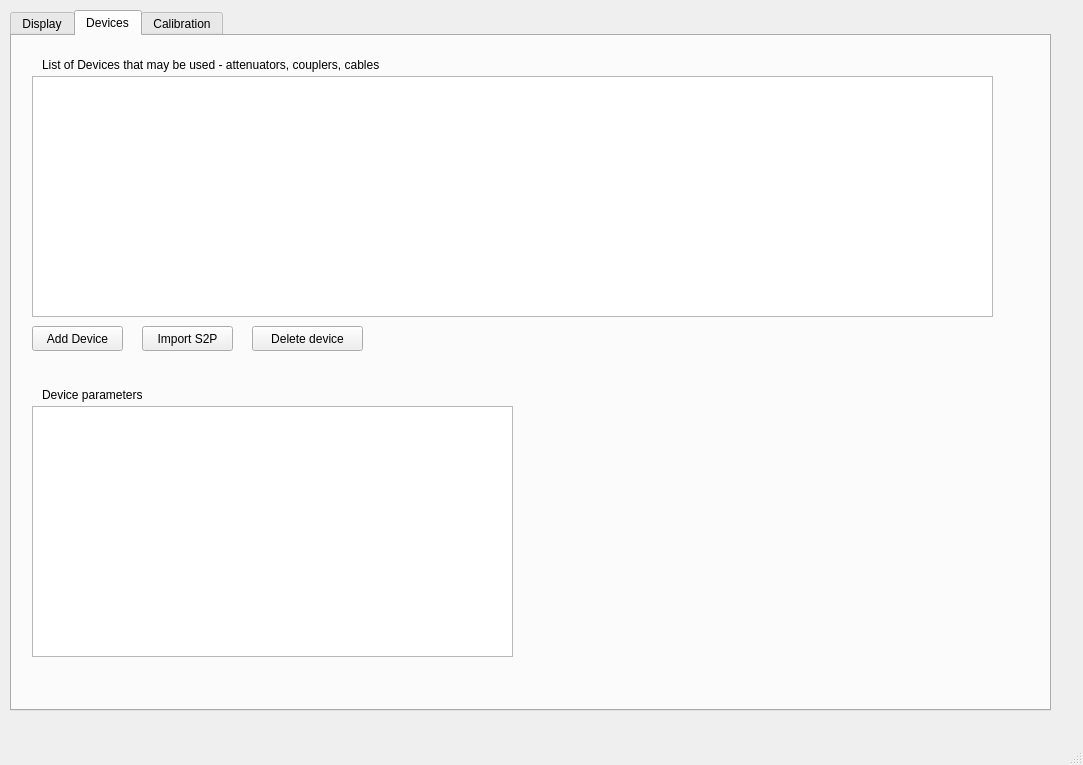
Qt form powerMeter.ui (g4ixt/RFPowerMeter) before a commit.
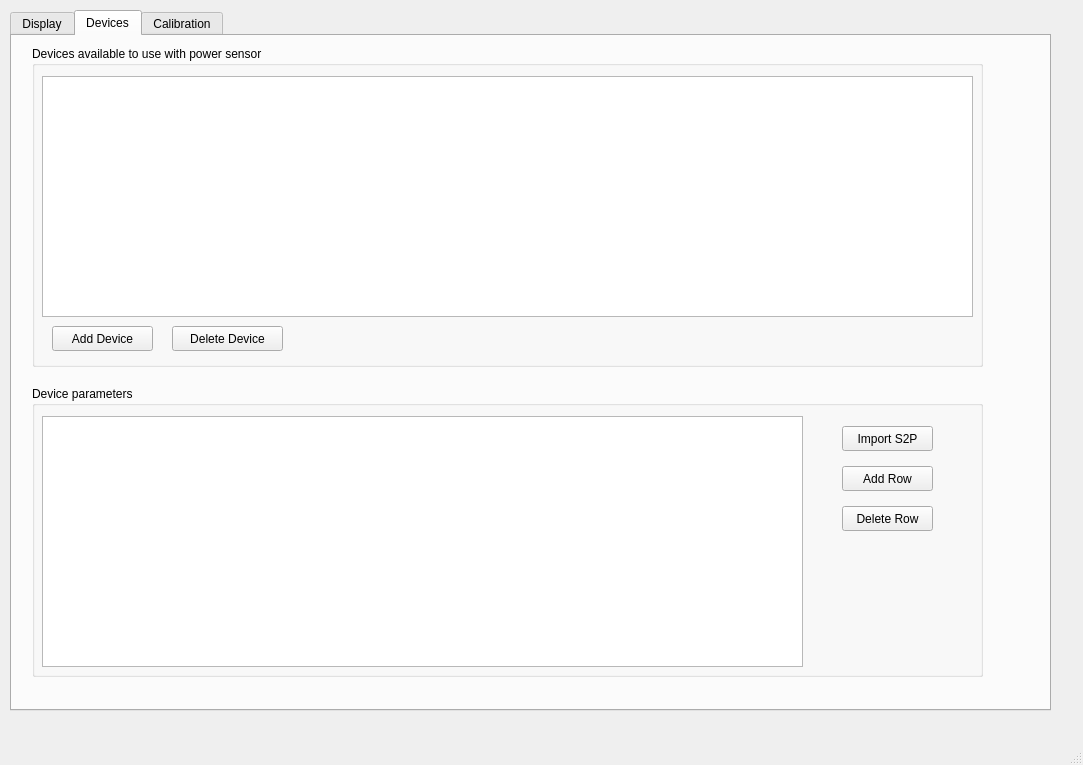
The same form after that commit. The open tabs and pages were chosen to show the change. Custom widgets are drawn as their Qt base class.

```diff
--- a/powerMeter.ui
+++ b/powerMeter.ui
@@ -451,68 +451,51 @@
      <attribute name="title">
       <string>Devices</string>
      </attribute>
-     <widget class="QTableView" name="browseDevices">
+     <widget class="QGroupBox" name="groupBox_2">
       <property name="geometry">
        <rect>
         <x>20</x>
-        <y>40</y>
-        <width>961</width>
-        <height>241</height>
+        <y>350</y>
+        <width>951</width>
+        <height>291</height>
        </rect>
       </property>
-      <property name="sizeAdjustPolicy">
-       <enum>QAbstractScrollArea::AdjustIgnored</enum>
+      <property name="title">
+       <string>Device parameters</string>
       </property>
-      <property name="editTriggers">
-       <set>QAbstractItemView::AnyKeyPressed|QAbstractItemView::CurrentChanged|QAbstractItemView::DoubleClicked|QAbstractItemView::EditKeyPressed</set>
-      </property>
-      <property name="alternatingRowColors">
-       <bool>true</bool>
-      </property>
-      <property name="selectionMode">
-       <enum>QAbstractItemView::SingleSelection</enum>
-      </property>
-      <property name="selectionBehavior">
-       <enum>QAbstractItemView::SelectRows</enum>
-      </property>
-      <property name="sortingEnabled">
-       <bool>true</bool>
-      </property>
-      <attribute name="verticalHeaderVisible">
-       <bool>false</bool>
-      </attribute>
-     </widget>
-     <widget class="QTableWidget" name="attenParameters">
+      <widget class="QTableView" name="deviceParameters">
       <property name="geometry">
        <rect>
-        <x>20</x>
-        <y>370</y>
-        <width>481</width>
+         <x>10</x>
+         <y>30</y>
+         <width>761</width>
         <height>251</height>
        </rect>
       </property>
-      <property name="verticalScrollBarPolicy">
-       <enum>Qt::ScrollBarAsNeeded</enum>
-      </property>
-     </widget>
-     <widget class="QPushButton" name="addDevice">
-      <property name="geometry">
-       <rect>
-        <x>20</x>
-        <y>290</y>
-        <width>91</width>
-        <height>25</height>
-       </rect>
-      </property>
-      <property name="text">
-       <string>Add Device</string>
-      </property>
+       <property name="editTriggers">
+        <set>QAbstractItemView::AnyKeyPressed|QAbstractItemView::CurrentChanged|QAbstractItemView::DoubleClicked|QAbstractItemView::EditKeyPressed</set>
+       </property>
+       <property name="selectionMode">
+        <enum>QAbstractItemView::SingleSelection</enum>
+       </property>
+       <property name="selectionBehavior">
+        <enum>QAbstractItemView::SelectRows</enum>
+       </property>
+       <property name="gridStyle">
+        <enum>Qt::DotLine</enum>
+       </property>
+       <property name="sortingEnabled">
+        <bool>true</bool>
+       </property>
+       <attribute name="verticalHeaderVisible">
+        <bool>false</bool>
+       </attribute>
      </widget>
      <widget class="QPushButton" name="importS2P">
       <property name="geometry">
        <rect>
-        <x>130</x>
-        <y>290</y>
+         <x>810</x>
+         <y>40</y>
         <width>91</width>
         <height>25</height>
        </rect>
@@ -521,44 +504,102 @@
        <string>Import S2P</string>
       </property>
      </widget>
+      <widget class="QPushButton" name="addRow">
+       <property name="geometry">
+        <rect>
+         <x>810</x>
+         <y>80</y>
+         <width>91</width>
+         <height>25</height>
+        </rect>
+       </property>
+       <property name="text">
+        <string>Add Row</string>
+       </property>
+      </widget>
+      <widget class="QPushButton" name="deleteRow">
+       <property name="geometry">
+        <rect>
+         <x>810</x>
+         <y>120</y>
+         <width>91</width>
+         <height>25</height>
+        </rect>
+       </property>
+       <property name="text">
+        <string>Delete Row</string>
+       </property>
+      </widget>
+     </widget>
+     <widget class="QGroupBox" name="groupBox_4">
+      <property name="geometry">
+       <rect>
+        <x>20</x>
+        <y>10</y>
+        <width>951</width>
+        <height>321</height>
+       </rect>
+      </property>
+      <property name="title">
+       <string>Devices available to use with power sensor</string>
+      </property>
      <widget class="QPushButton" name="deleteDevice">
       <property name="geometry">
        <rect>
-        <x>240</x>
-        <y>290</y>
+         <x>140</x>
+         <y>280</y>
         <width>111</width>
         <height>25</height>
        </rect>
       </property>
       <property name="text">
-       <string>Delete device</string>
-      </property>
-     </widget>
-     <widget class="QLabel" name="label">
+        <string>Delete Device</string>
+       </property>
+      </widget>
+      <widget class="QPushButton" name="addDevice">
       <property name="geometry">
        <rect>
-        <x>30</x>
-        <y>20</y>
-        <width>431</width>
-        <height>17</height>
+         <x>20</x>
+         <y>280</y>
+         <width>101</width>
+         <height>25</height>
        </rect>
       </property>
       <property name="text">
-       <string>List of Devices that may be used - attenuators, couplers, cables</string>
-      </property>
-     </widget>
-     <widget class="QLabel" name="label_2">
+        <string>Add Device</string>
+       </property>
+      </widget>
+      <widget class="QTableView" name="browseDevices">
       <property name="geometry">
        <rect>
-        <x>30</x>
-        <y>350</y>
-        <width>431</width>
-        <height>17</height>
-       </rect>
-      </property>
-      <property name="text">
-       <string>Device parameters</string>
-      </property>
+         <x>10</x>
+         <y>30</y>
+         <width>931</width>
+         <height>241</height>
+        </rect>
+       </property>
+       <property name="sizeAdjustPolicy">
+        <enum>QAbstractScrollArea::AdjustIgnored</enum>
+       </property>
+       <property name="editTriggers">
+        <set>QAbstractItemView::AnyKeyPressed|QAbstractItemView::CurrentChanged|QAbstractItemView::DoubleClicked|QAbstractItemView::EditKeyPressed</set>
+       </property>
+       <property name="alternatingRowColors">
+        <bool>true</bool>
+       </property>
+       <property name="selectionMode">
+        <enum>QAbstractItemView::SingleSelection</enum>
+       </property>
+       <property name="selectionBehavior">
+        <enum>QAbstractItemView::SelectRows</enum>
+       </property>
+       <property name="sortingEnabled">
+        <bool>true</bool>
+       </property>
+       <attribute name="verticalHeaderVisible">
+        <bool>false</bool>
+       </attribute>
+      </widget>
      </widget>
     </widget>
     <widget class="QWidget" name="tab_3">
```
Left out of the diff: 55 changed lines with no effect on the pictures. Lines whose indentation alone changed are shown as unchanged.
